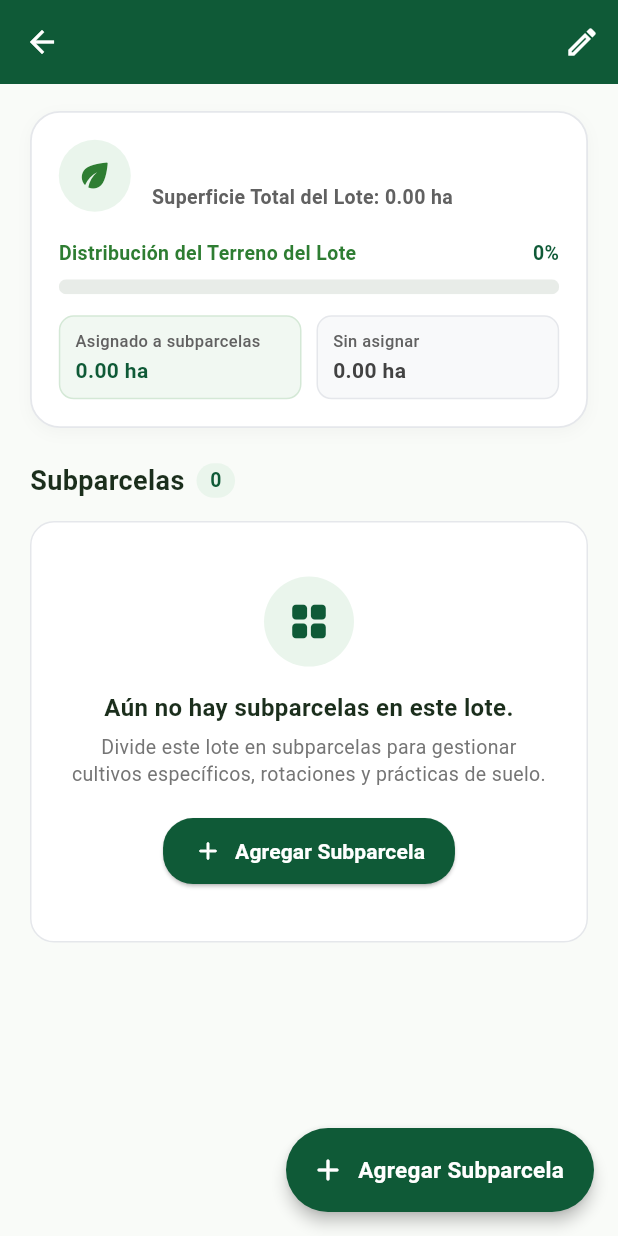
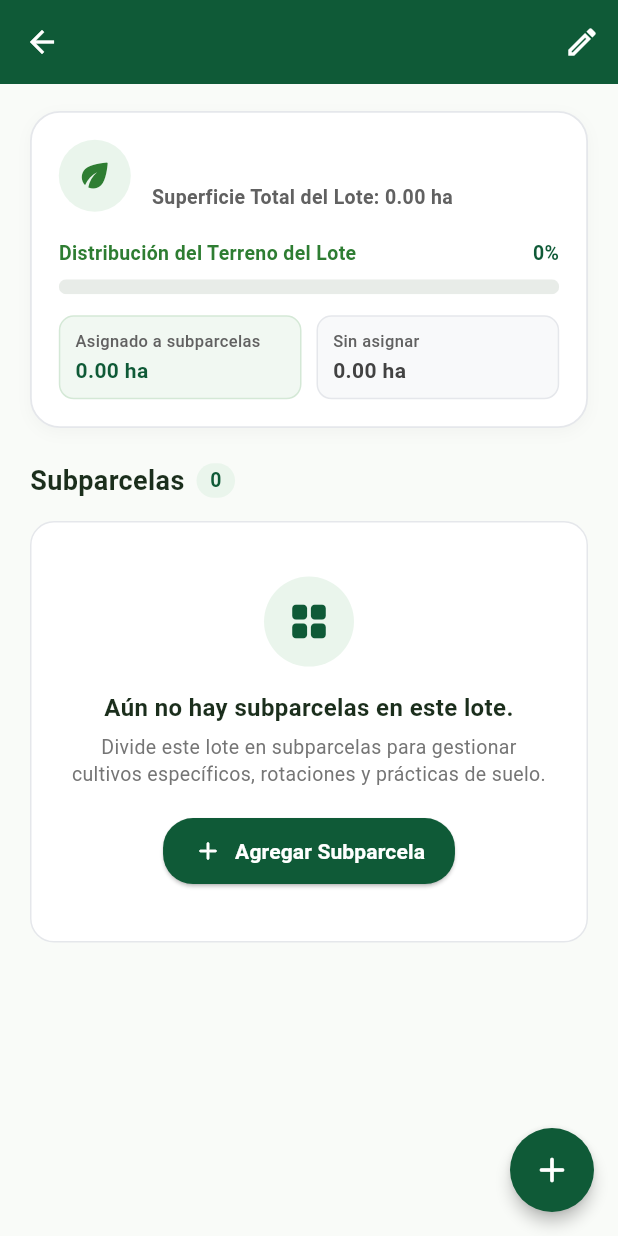
Before and after one commit to camijavi/Eva-bits, a Flutter app: the SubplotScreen screen opened directly with empty values, on a phone screen of 412 x 824 dp. Run offline on Flutter 3.47's test engine with Material 3 defaults, Android fonts, the phone set to English and light mode, and no system bars; our stand-ins replace geolocator, sqflite; accounts and stored records are empty.

Commit message:
simplify soil types and update floating action buttons across screens

```diff
--- a/lib/constants/soil_types.dart
+++ b/lib/constants/soil_types.dart
@@ -24,13 +24,13 @@ class SoilTypeDefinition {
 class SoilTypes {
   static final List<SoilTypeDefinition> all = [
     SoilTypeDefinition(
-      key: 'franco',
-      label: (s) => s.kSoilLoam,
-      bgColor: const Color(0xFFE8F5E9),
-      borderColor: const Color(0xFFA5D6A7),
-      textColor: const Color(0xFF1B5E20),
-      barColor: const Color(0xFF2E7D32),
-      icon: Icons.grass_rounded,
+      key: 'arenoso',
+      label: (s) => s.kSoilSandy,
+      bgColor: const Color(0xFFFFF8E1),
+      borderColor: const Color(0xFFFFECB3),
+      textColor: const Color(0xFFF57F17),
+      barColor: const Color(0xFFFFB300),
+      icon: Icons.grain_rounded,
     ),
     SoilTypeDefinition(
       key: 'arcilloso',
@@ -42,33 +42,6 @@ class SoilTypes {
       icon: Icons.layers_rounded,
     ),
     SoilTypeDefinition(
-      key: 'arenoso',
-      label: (s) => s.kSoilSandy,
-      bgColor: const Color(0xFFFFF8E1),
-      borderColor: const Color(0xFFFFECB3),
-      textColor: const Color(0xFFF57F17),
-      barColor: const Color(0xFFFFB300),
-      icon: Icons.grain_rounded,
-    ),
-    SoilTypeDefinition(
-      key: 'franco_arcilloso',
-      label: (s) => s.kSoilClayLoam,
-      bgColor: const Color(0xFFEFEBE9),
-      borderColor: const Color(0xFFD7CCC8),
-      textColor: const Color(0xFF4E342E),
-      barColor: const Color(0xFF8D6E63),
-      icon: Icons.terrain_rounded,
-    ),
-    SoilTypeDefinition(
-      key: 'franco_arenoso',
-      label: (s) => s.kSoilSandyLoam,
-      bgColor: const Color(0xFFF9FBE7),
-      borderColor: const Color(0xFFE6EE9C),
-      textColor: const Color(0xFF827717),
-      barColor: const Color(0xFF9E9D24),
-      icon: Icons.scatter_plot_rounded,
-    ),
-    SoilTypeDefinition(
       key: 'limoso',
       label: (s) => s.kSoilSilt,
       bgColor: const Color(0xFFECEFF1),
@@ -78,22 +51,13 @@ class SoilTypes {
       icon: Icons.water_damage_rounded,
     ),
     SoilTypeDefinition(
-      key: 'humifero',
-      label: (s) => s.kSoilOrganic,
-      bgColor: const Color(0xFFE0F2F1),
-      borderColor: const Color(0xFFB2DFDB),
-      textColor: const Color(0xFF004D40),
-      barColor: const Color(0xFF00796B),
-      icon: Icons.compost_rounded,
-    ),
-    SoilTypeDefinition(
-      key: 'pedregoso',
-      label: (s) => s.kSoilRocky,
-      bgColor: const Color(0xFFF5F5F5),
-      borderColor: const Color(0xFFE0E0E0),
-      textColor: const Color(0xFF424242),
-      barColor: const Color(0xFF757575),
-      icon: Icons.landscape_rounded,
+      key: 'franco',
+      label: (s) => s.kSoilLoam,
+      bgColor: const Color(0xFFE8F5E9),
+      borderColor: const Color(0xFFA5D6A7),
+      textColor: const Color(0xFF1B5E20),
+      barColor: const Color(0xFF2E7D32),
+      icon: Icons.grass_rounded,
     ),
   ];
 
@@ -101,10 +65,21 @@ class SoilTypes {
     if (key == null || key.isEmpty) {
       return defaultDefinition;
     }
-    return all.firstWhere(
-      (type) => type.key == key,
-      orElse: () => defaultDefinition,
-    );
+    for (final type in all) {
+      if (type.key == key) return type;
+    }
+    // Gracefully map legacy or alternative keys to the 4 core types
+    final lower = key.toLowerCase();
+    if (lower.contains('aren')) {
+      return all[0]; // arenoso
+    } else if (lower.contains('arcill')) {
+      return all[1]; // arcilloso
+    } else if (lower.contains('lim')) {
+      return all[2]; // limoso
+    } else if (lower.contains('franc')) {
+      return all[3]; // franco
+    }
+    return defaultDefinition;
   }
 
   static final SoilTypeDefinition defaultDefinition = SoilTypeDefinition(
--- a/lib/database/database_manager.dart
+++ b/lib/database/database_manager.dart
@@ -351,7 +351,7 @@ class DatabaseManager {
         'lot_id': lot1Id,
         'name': 'Subparcela B - Frijol rojo',
         'surface': 1.0,
-        'soil_type': 'franco_arcilloso',
+        'soil_type': 'arenoso',
       });
 
       final lot2Id = await txn.insert('lots', {
--- a/lib/languages/eng.dart
+++ b/lib/languages/eng.dart
@@ -231,12 +231,12 @@ const String kExceededLotSurfaceWarning = 'Total subplot area exceeds the lot su
 const String kSoilTypeLabel = 'Soil Type';
 const String kSoilTypeHint = 'Select soil type';
 const String kSoilComposition = 'Soil Composition';
-const String kSoilLoam = 'Loam (Franco)';
-const String kSoilClay = 'Clay (Arcilloso)';
-const String kSoilSandy = 'Sandy (Arenoso)';
+const String kSoilSandy = 'Sandy (Arenosos)';
+const String kSoilClay = 'Clay (Arcillosos)';
+const String kSoilSilt = 'Silt (Limosos)';
+const String kSoilLoam = 'Loam (Francos)';
 const String kSoilClayLoam = 'Clay Loam (Franco-arcilloso)';
 const String kSoilSandyLoam = 'Sandy Loam (Franco-arenoso)';
-const String kSoilSilt = 'Silt (Limoso)';
 const String kSoilOrganic = 'Organic-rich (Humífero)';
 const String kSoilRocky = 'Rocky (Pedregoso)';
 const String kSoilUnknown = 'Unspecified';
--- a/lib/languages/spa.dart
+++ b/lib/languages/spa.dart
@@ -234,12 +234,12 @@ const String kExceededLotSurfaceWarning = '¡La superficie total de las subparce
 const String kSoilTypeLabel = 'Tipo de Suelo';
 const String kSoilTypeHint = 'Selecciona el tipo de suelo';
 const String kSoilComposition = 'Composición del Suelo';
-const String kSoilLoam = 'Franco';
-const String kSoilClay = 'Arcilloso';
-const String kSoilSandy = 'Arenoso';
+const String kSoilSandy = 'Arenosos';
+const String kSoilClay = 'Arcillosos';
+const String kSoilSilt = 'Limosos';
+const String kSoilLoam = 'Francos';
 const String kSoilClayLoam = 'Franco-arcilloso';
 const String kSoilSandyLoam = 'Franco-arenoso';
-const String kSoilSilt = 'Limoso';
 const String kSoilOrganic = 'Humífero / Orgánico';
 const String kSoilRocky = 'Pedregoso';
 const String kSoilUnknown = 'Sin especificar';
--- a/lib/screens/subplot_screen.dart
+++ b/lib/screens/subplot_screen.dart
@@ -216,23 +216,14 @@ class _SubplotScreenState extends State<SubplotScreen> {
                     ),
             ),
           ),
-          floatingActionButton: FloatingActionButton.extended(
+          floatingActionButton: FloatingActionButton(
             backgroundColor: const Color(0xFF0F5A37),
             foregroundColor: Colors.white,
             elevation: 4,
-            shape: RoundedRectangleBorder(
-              borderRadius: BorderRadius.circular(28),
-            ),
-            icon: const Icon(Icons.add_rounded, size: 24),
-            label: Text(
-              s.kAddNewSubplot,
-              style: const TextStyle(
-                fontSize: 15,
-                fontWeight: FontWeight.bold,
-                letterSpacing: 0.2,
-              ),
-            ),
+            shape: const CircleBorder(),
+            tooltip: s.kAddNewSubplot,
             onPressed: _openAddSubplotModal,
+            child: const Icon(Icons.add_rounded, size: 28),
           ),
         );
       },
--- a/lib/widgets/new_edit_subplot.dart
+++ b/lib/widgets/new_edit_subplot.dart
@@ -74,7 +74,9 @@ class _NewEditSubplotSheetState extends State<NewEditSubplotSheet> {
     _surfaceController = TextEditingController(
       text: widget.subplot?['surface']?.toString() ?? '',
     );
-    _selectedSoilType = widget.subplot?['soil_type']?.toString() ?? 'franco';
+    final initialSoil = widget.subplot?['soil_type']?.toString();
+    final isValid = SoilTypes.all.any((s) => s.key == initialSoil);
+    _selectedSoilType = isValid ? initialSoil : 'arenoso';
   }
 
   @override
@@ -494,7 +496,7 @@ class _NewEditSubplotSheetState extends State<NewEditSubplotSheet> {
               ),
               const SizedBox(height: 8),
               DropdownButtonFormField<String>(
-                value: _selectedSoilType,
+                initialValue: _selectedSoilType,
                 decoration: InputDecoration(
                   hintText: s.kSoilTypeHint,
                   filled: true,
```
Also changed, not shown: lib/screens/lots_screen.dart (+4 -13 lines), lib/screens/new_farm_info_screen.dart (+4 -13 lines), 2 other files.
